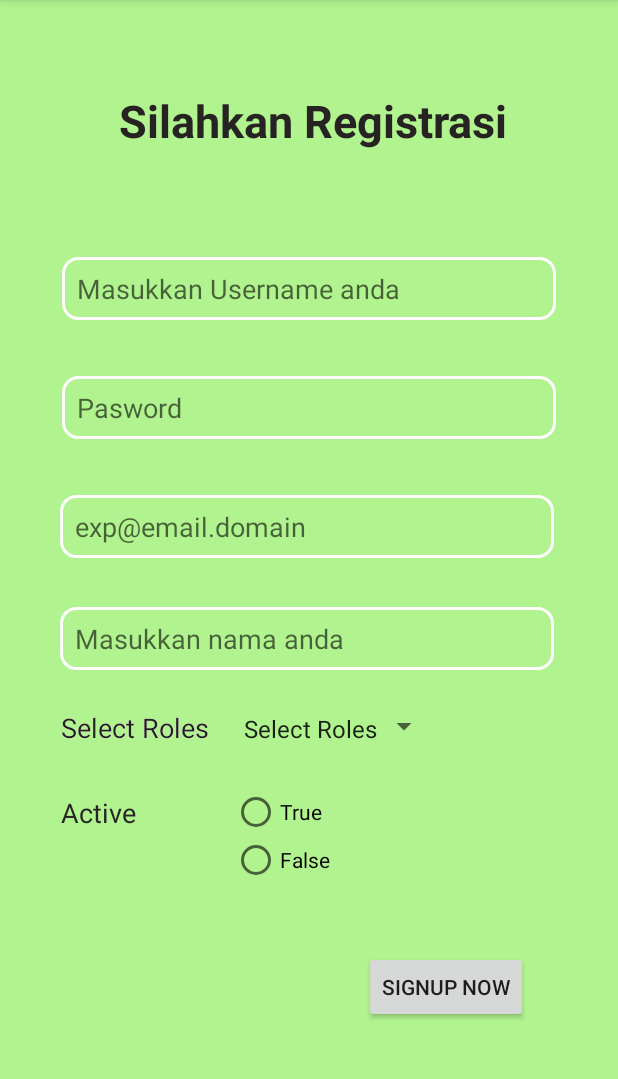
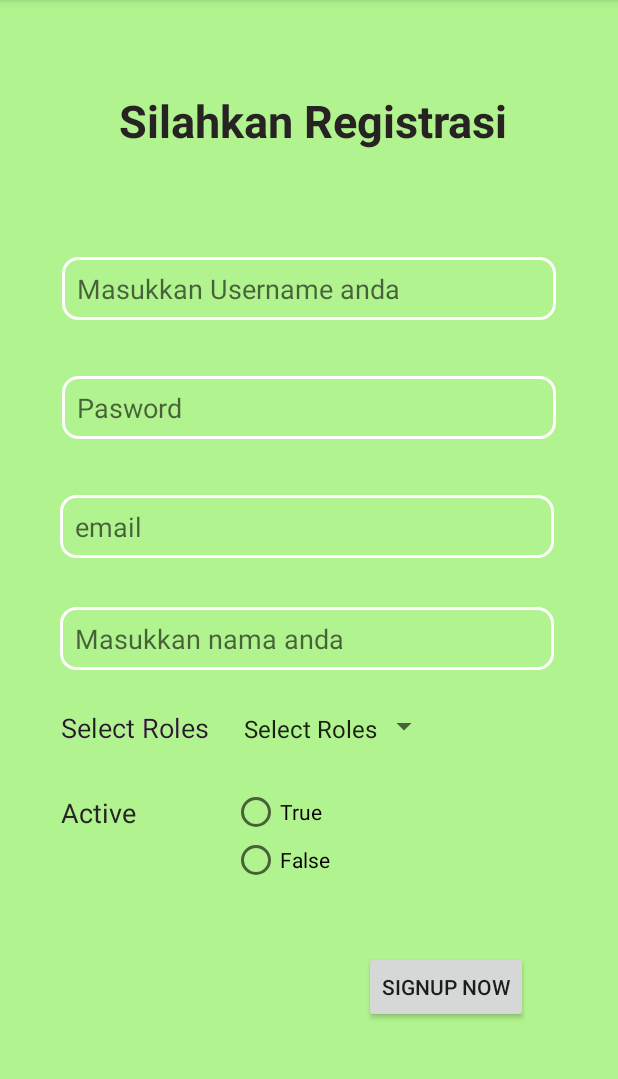
Before and after one commit to Edipurnomo/latihandot, an Android app: the NewReg screen opened directly, with no data from a screen before it, on a phone screen of 412 x 824 dp, the part 84-1163 px from its top. Run offline under Robolectric (Android 15) with nearby library versions, the phone set to English and light mode, and no system bars; Roboto replaces fonts that are not available here.

Commit message:
Registerr

```diff
--- a/app/src/main/res/layout/activity_register.xml
+++ b/app/src/main/res/layout/activity_register.xml
@@ -49,7 +49,7 @@
         android:height="30dp"
         android:background="@drawable/border"
         android:ems="10"
-        android:hint="exp@email.domain"
+        android:hint="email"
         android:inputType="textEmailSubject"
         android:paddingLeft="10dp"
         android:textColor="#FFFFFF"
```
